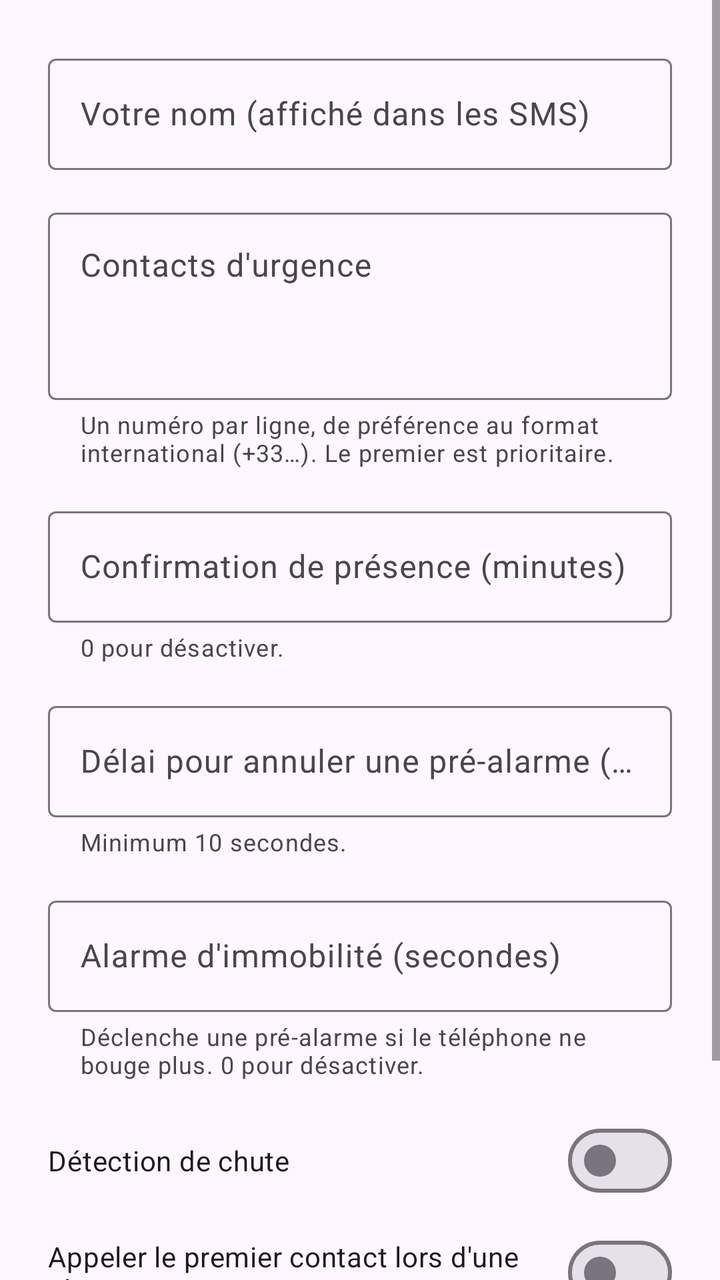
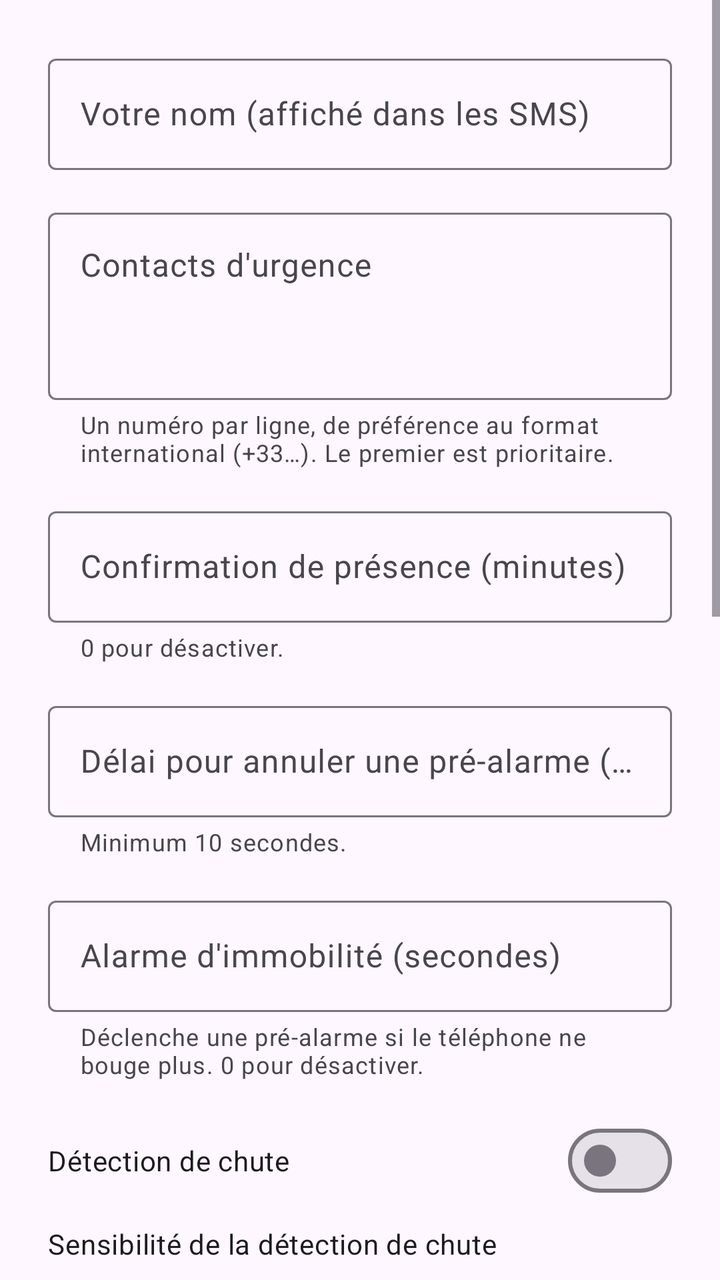

Before-and-after screenshots of an Android layout around one commit, followed by the original layout XML and the change that was made.
<!-- AndroidManifest.xml: application theme Theme.Dati -->
<!-- res/layout/activity_settings.xml -->
<?xml version="1.0" encoding="utf-8"?>
<ScrollView xmlns:android="http://schemas.android.com/apk/res/android"
    xmlns:app="http://schemas.android.com/apk/res-auto"
    android:layout_width="match_parent"
    android:layout_height="match_parent">

    <LinearLayout
        android:layout_width="match_parent"
        android:layout_height="wrap_content"
        android:orientation="vertical"
        android:padding="24dp">

        <com.google.android.material.textfield.TextInputLayout
            android:layout_width="match_parent"
            android:layout_height="wrap_content"
            android:hint="@string/settings_name">

            <com.google.android.material.textfield.TextInputEditText
                android:id="@+id/nameInput"
                android:layout_width="match_parent"
                android:layout_height="wrap_content"
                android:inputType="textPersonName|textCapWords" />
        </com.google.android.material.textfield.TextInputLayout>

        <com.google.android.material.textfield.TextInputLayout
            android:id="@+id/contactsLayout"
            android:layout_width="match_parent"
            android:layout_height="wrap_content"
            android:layout_marginTop="16dp"
            android:hint="@string/settings_contacts"
            app:helperText="@string/settings_contacts_help">

            <com.google.android.material.textfield.TextInputEditText
                android:id="@+id/contactsInput"
                android:layout_width="match_parent"
                android:layout_height="wrap_content"
                android:gravity="top"
                android:inputType="textMultiLine"
                android:minLines="3" />
        </com.google.android.material.textfield.TextInputLayout>

        <com.google.android.material.textfield.TextInputLayout
            android:layout_width="match_parent"
            android:layout_height="wrap_content"
            android:layout_marginTop="16dp"
            android:hint="@string/settings_check_in"
            app:helperText="@string/settings_check_in_help">

            <com.google.android.material.textfield.TextInputEditText
                android:id="@+id/checkInInput"
                android:layout_width="match_parent"
                android:layout_height="wrap_content"
                android:inputType="number" />
        </com.google.android.material.textfield.TextInputLayout>

        <com.google.android.material.textfield.TextInputLayout
            android:layout_width="match_parent"
            android:layout_height="wrap_content"
            android:layout_marginTop="16dp"
            android:hint="@string/settings_pre_alarm"
            app:helperText="@string/settings_pre_alarm_help">

            <com.google.android.material.textfield.TextInputEditText
                android:id="@+id/preAlarmInput"
                android:layout_width="match_parent"
                android:layout_height="wrap_content"
                android:inputType="number" />
        </com.google.android.material.textfield.TextInputLayout>

        <com.google.android.material.textfield.TextInputLayout
            android:layout_width="match_parent"
            android:layout_height="wrap_content"
            android:layout_marginTop="16dp"
            android:hint="@string/settings_immobility"
            app:helperText="@string/settings_immobility_help">

            <com.google.android.material.textfield.TextInputEditText
                android:id="@+id/immobilityInput"
                android:layout_width="match_parent"
                android:layout_height="wrap_content"
                android:inputType="number" />
        </com.google.android.material.textfield.TextInputLayout>

        <com.google.android.material.materialswitch.MaterialSwitch
            android:id="@+id/fallSwitch"
            android:layout_width="match_parent"
            android:layout_height="wrap_content"
            android:layout_marginTop="16dp"
            android:text="@string/settings_fall" />

        <com.google.android.material.materialswitch.MaterialSwitch
            android:id="@+id/callSwitch"
            android:layout_width="match_parent"
            android:layout_height="wrap_content"
            android:layout_marginTop="8dp"
            android:text="@string/settings_call" />

        <com.google.android.material.button.MaterialButton
            android:id="@+id/saveButton"
            android:layout_width="match_parent"
            android:layout_height="64dp"
            android:layout_marginTop="24dp"
            android:text="@string/settings_save" />
    </LinearLayout>
</ScrollView>
<!-- resources referenced by this layout -->
<resources>
  <string name="settings_call">Appeler le premier contact lors d\'une alarme</string>
  <string name="settings_check_in">Confirmation de présence (minutes)</string>
  <string name="settings_check_in_help">0 pour désactiver.</string>
  <string name="settings_contacts">Contacts d\'urgence</string>
  <string name="settings_contacts_help">Un numéro par ligne, de préférence au format international (+33…). Le premier est prioritaire.</string>
  <string name="settings_fall">Détection de chute</string>
  <string name="settings_immobility">Alarme d\'immobilité (secondes)</string>
  <string name="settings_immobility_help">Déclenche une pré-alarme si le téléphone ne bouge plus. 0 pour désactiver.</string>
  <string name="settings_name">Votre nom (affiché dans les SMS)</string>
  <string name="settings_pre_alarm">Délai pour annuler une pré-alarme (secondes)</string>
  <string name="settings_pre_alarm_help">Minimum 10 secondes.</string>
  <string name="settings_save">Enregistrer</string>
  <style name="Theme.Dati" parent="Theme.Material3.DayNight">
          <item name="colorPrimary">@color/dati_red</item>
          <item name="colorOnPrimary">@color/white</item>
      </style>
  <color name="dati_red">#C62828</color>
  <color name="white">#FFFFFF</color>
</resources>

<!-- the commit's change to res/layout/activity_settings.xml (unified diff, before → after) -->
@@ -88,12 +88,90 @@
             android:layout_marginTop="16dp"
             android:text="@string/settings_fall" />
 
+        <TextView
+            android:layout_width="match_parent"
+            android:layout_height="wrap_content"
+            android:layout_marginTop="8dp"
+            android:text="@string/settings_sensitivity"
+            android:textAppearance="?attr/textAppearanceBodyMedium" />
+
+        <RadioGroup
+            android:id="@+id/sensitivityGroup"
+            android:layout_width="match_parent"
+            android:layout_height="wrap_content"
+            android:orientation="horizontal">
+
+            <RadioButton
+                android:id="@+id/sensitivityLow"
+                android:layout_width="0dp"
+                android:layout_height="wrap_content"
+                android:layout_weight="1"
+                android:text="@string/sensitivity_low" />
+
+            <RadioButton
+                android:id="@+id/sensitivityNormal"
+                android:layout_width="0dp"
+                android:layout_height="wrap_content"
+                android:layout_weight="1"
+                android:text="@string/sensitivity_normal" />
+
+            <RadioButton
+                android:id="@+id/sensitivityHigh"
+                android:layout_width="0dp"
+                android:layout_height="wrap_content"
+                android:layout_weight="1"
+                android:text="@string/sensitivity_high" />
+        </RadioGroup>
+
+        <com.google.android.material.materialswitch.MaterialSwitch
+            android:id="@+id/powerSosSwitch"
+            android:layout_width="match_parent"
+            android:layout_height="wrap_content"
+            android:layout_marginTop="8dp"
+            android:text="@string/settings_power_sos" />
+
         <com.google.android.material.materialswitch.MaterialSwitch
             android:id="@+id/callSwitch"
             android:layout_width="match_parent"
             android:layout_height="wrap_content"
             android:layout_marginTop="8dp"
             android:text="@string/settings_call" />
+
+        <TextView
+            android:layout_width="match_parent"
+            android:layout_height="wrap_content"
+            android:layout_marginTop="24dp"
+            android:text="@string/settings_supervision"
+            android:textAppearance="?attr/textAppearanceTitleMedium" />
+
+        <com.google.android.material.textfield.TextInputLayout
+            android:id="@+id/serverLayout"
+            android:layout_width="match_parent"
+            android:layout_height="wrap_content"
+            android:layout_marginTop="8dp"
+            android:hint="@string/settings_server"
+            app:helperText="@string/settings_server_help">
+
+            <com.google.android.material.textfield.TextInputEditText
+                android:id="@+id/serverInput"
+                android:layout_width="match_parent"
+                android:layout_height="wrap_content"
+                android:inputType="textUri" />
+        </com.google.android.material.textfield.TextInputLayout>
+
+        <com.google.android.material.textfield.TextInputLayout
+            android:layout_width="match_parent"
+            android:layout_height="wrap_content"
+            android:layout_marginTop="16dp"
+            android:hint="@string/settings_token"
+            app:endIconMode="password_toggle">
+
+            <com.google.android.material.textfield.TextInputEditText
+                android:id="@+id/tokenInput"
+                android:layout_width="match_parent"
+                android:layout_height="wrap_content"
+                android:inputType="textPassword" />
+        </com.google.android.material.textfield.TextInputLayout>
 
         <com.google.android.material.button.MaterialButton
             android:id="@+id/saveButton"
@@ -101,5 +179,35 @@
             android:layout_height="64dp"
             android:layout_marginTop="24dp"
             android:text="@string/settings_save" />
+
+        <TextView
+            android:layout_width="match_parent"
+            android:layout_height="wrap_content"
+            android:layout_marginTop="32dp"
+            android:text="@string/settings_link"
+            android:textAppearance="?attr/textAppearanceTitleMedium" />
+
+        <com.google.android.material.textfield.TextInputLayout
+            android:id="@+id/linkLayout"
+            android:layout_width="match_parent"
+            android:layout_height="wrap_content"
+            android:layout_marginTop="8dp"
+            android:hint="@string/settings_link_hint"
+            app:helperText="@string/settings_link_help">
+
+            <com.google.android.material.textfield.TextInputEditText
+                android:id="@+id/linkInput"
+                android:layout_width="match_parent"
+                android:layout_height="wrap_content"
+                android:inputType="textUri" />
+        </com.google.android.material.textfield.TextInputLayout>
+
+        <com.google.android.material.button.MaterialButton
+            android:id="@+id/applyLinkButton"
+            style="?attr/materialButtonOutlinedStyle"
+            android:layout_width="match_parent"
+            android:layout_height="wrap_content"
+            android:layout_marginTop="8dp"
+            android:text="@string/config_apply" />
     </LinearLayout>
 </ScrollView>
<!-- resource entries referenced after the edit -->
@@ -1,5 +1,9 @@
 <!-- resources referenced by this layout -->
 <resources>
+  <string name="config_apply">Appliquer</string>
+  <string name="sensitivity_high">Élevée</string>
+  <string name="sensitivity_low">Faible</string>
+  <string name="sensitivity_normal">Normale</string>
   <string name="settings_call">Appeler le premier contact lors d\'une alarme</string>
   <string name="settings_check_in">Confirmation de présence (minutes)</string>
   <string name="settings_check_in_help">0 pour désactiver.</string>
@@ -8,10 +12,19 @@
   <string name="settings_fall">Détection de chute</string>
   <string name="settings_immobility">Alarme d\'immobilité (secondes)</string>
   <string name="settings_immobility_help">Déclenche une pré-alarme si le téléphone ne bouge plus. 0 pour désactiver.</string>
+  <string name="settings_link">Lien de configuration</string>
+  <string name="settings_link_help">À utiliser si le QR code n\'ouvre pas l\'application.</string>
+  <string name="settings_link_hint">Coller le lien fourni par votre responsable</string>
   <string name="settings_name">Votre nom (affiché dans les SMS)</string>
+  <string name="settings_power_sos">SOS par 4 appuis rapides sur le bouton marche/arrêt</string>
   <string name="settings_pre_alarm">Délai pour annuler une pré-alarme (secondes)</string>
   <string name="settings_pre_alarm_help">Minimum 10 secondes.</string>
   <string name="settings_save">Enregistrer</string>
+  <string name="settings_sensitivity">Sensibilité de la détection de chute</string>
+  <string name="settings_server">Serveur de supervision</string>
+  <string name="settings_server_help">Fourni par votre entreprise (https://…). Laisser vide sans serveur.</string>
+  <string name="settings_supervision">Supervision d\'entreprise</string>
+  <string name="settings_token">Clé de l\'appareil</string>
   <style name="Theme.Dati" parent="Theme.Material3.DayNight">
           <item name="colorPrimary">@color/dati_red</item>
           <item name="colorOnPrimary">@color/white</item>
